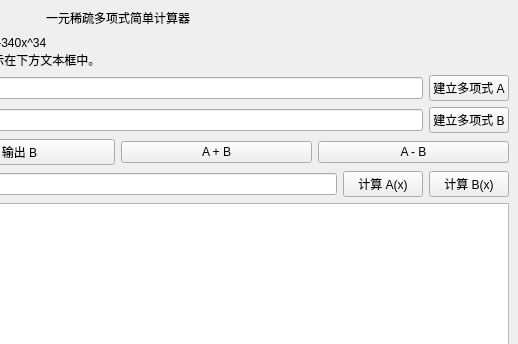
submergepsc/project1_DS, file mainwindow.ui: the form before one commit; both pictures show x 282 to 800 and y 0 to 344 of the 800 by 600 pixel window.
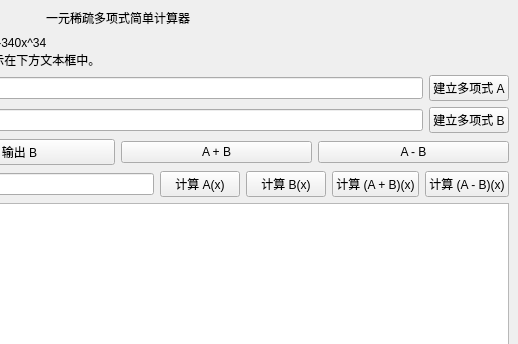
The form after the commit.

Commit message: Add UI buttons to evaluate polynomial sums and differences

Diff of the .ui file:
```diff
--- a/mainwindow.ui
+++ b/mainwindow.ui
@@ -147,6 +147,20 @@
         </property>
        </widget>
       </item>
+      <item>
+       <widget class="QPushButton" name="evalSumButton">
+        <property name="text">
+         <string>计算 (A + B)(x)</string>
+        </property>
+       </widget>
+      </item>
+      <item>
+       <widget class="QPushButton" name="evalDiffButton">
+        <property name="text">
+         <string>计算 (A - B)(x)</string>
+        </property>
+       </widget>
+      </item>
      </layout>
     </item>
     <item>
```
The commit also changes 2 other files.
